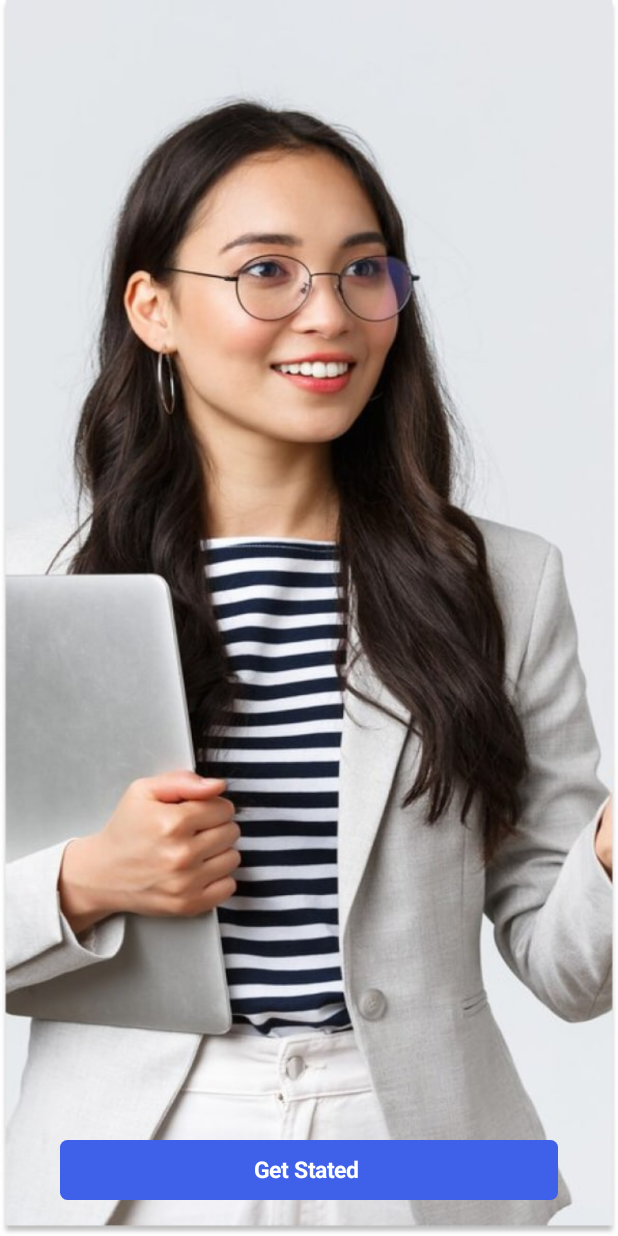
After one commit to theaoudom/PreWeHr, an Android app built with Jetpack Compose: the WelcomeScreen screen opened through its navigation route, on a phone screen of 412 x 824 dp. The commit adds this screen. Run offline under Robolectric (Android 15) with nearby library versions, the phone set to English and light mode, and no system bars.

Commit message:
splash screen 40 %

```diff
--- a/app/build.gradle.kts
+++ b/app/build.gradle.kts
@@ -92,6 +92,8 @@ dependencies {
     /* navigation */
     implementation("androidx.navigation:navigation-compose:$2.7.7")
 
+    // splash screen
+    implementation("androidx.core:core-splashscreen:1.0.1")
 }
 // Allow references to generated code
 kapt {
--- a/app/src/main/java/com/hrd/wehr_project/MainActivity.kt
+++ b/app/src/main/java/com/hrd/wehr_project/MainActivity.kt
@@ -8,6 +8,7 @@ import androidx.compose.runtime.mutableStateOf
 import androidx.compose.runtime.remember
 import androidx.navigation.compose.rememberNavController
 import com.hrd.wehr_project.ui.navigation.AppNavigation
+import com.hrd.wehr_project.ui.screen.welcome.WelcomeScreen
 import com.hrd.wehr_project.ui.theme.WeHr_ProjectTheme
 
 class MainActivity : ComponentActivity() {
--- a/app/src/main/java/com/hrd/wehr_project/consts/Screen.kt
+++ b/app/src/main/java/com/hrd/wehr_project/consts/Screen.kt
@@ -11,6 +11,7 @@ sealed class Screen(val route: String,val icon: Int? = null,val iconSelected: In
     data object SignUp : Screen("SignUp")
     data object ConfirmOTP : Screen("ConfirmOTP")
     data object Main : Screen("Main")
+    data object Welcome:Screen("WelcomeScreen")
 }
 val bottomNavItem = listOf(
     Screen.Summary,
--- a/app/src/main/java/com/hrd/wehr_project/ui/navigation/AppNavigation.kt
+++ b/app/src/main/java/com/hrd/wehr_project/ui/navigation/AppNavigation.kt
@@ -9,13 +9,16 @@ import com.hrd.wehr_project.ui.screen.auth.ConfirmOTPScreen
 import com.hrd.wehr_project.ui.screen.auth.LoginScreen
 import com.hrd.wehr_project.ui.screen.auth.SignUpScreen
 import com.hrd.wehr_project.ui.screen.main.MainScreen
+import com.hrd.wehr_project.ui.screen.welcome.WelcomeScreen
+
 @Composable
 fun AppNavigation(navController: NavHostController, isAuthenticated: Boolean) {
-    NavHost(navController = navController, startDestination = if (isAuthenticated) Screen.Main.route else Screen.Login.route) {
+    NavHost(navController = navController, startDestination = if (isAuthenticated) Screen.Main.route else Screen.Welcome.route) {
         // Authentication Screens
         composable(Screen.Login.route) { LoginScreen(navController) }
         composable(Screen.SignUp.route) { SignUpScreen(navController) }
         composable(Screen.ConfirmOTP.route) { ConfirmOTPScreen() }
+        composable(Screen.Welcome.route){ WelcomeScreen()}
 
         // Main Screens
         composable(Screen.Main.route) { MainScreen() }
--- a/app/src/main/java/com/hrd/wehr_project/ui/screen/main/MainScreen.kt
+++ b/app/src/main/java/com/hrd/wehr_project/ui/screen/main/MainScreen.kt
@@ -12,6 +12,7 @@ import androidx.navigation.compose.rememberNavController
 import com.hrd.wehr_project.ui.navigation.BottomNavigationBar
 import com.hrd.wehr_project.ui.navigation.NavigationHost
 import com.hrd.wehr_project.ui.navigation.TopBar
+import com.hrd.wehr_project.ui.screen.welcome.WelcomeScreen
 
 @SuppressLint("UnusedMaterial3ScaffoldPaddingParameter")
 @Composable
@@ -30,6 +31,7 @@ fun MainScreen(){
         Column (
             modifier = Modifier.padding(it)
         ){
+//            WelcomeScreen()
             NavigationHost(navController = navController)
         }
     }
--- /dev/null
+++ b/app/src/main/java/com/hrd/wehr_project/ui/screen/welcome/WelcomeScreen.kt
@@ -0,0 +1,48 @@
+package com.hrd.wehr_project.ui.screen.welcome
+
+import android.annotation.SuppressLint
+import androidx.compose.foundation.Image
+import androidx.compose.foundation.layout.Box
+import androidx.compose.foundation.layout.fillMaxSize
+import androidx.compose.foundation.layout.fillMaxWidth
+import androidx.compose.foundation.layout.padding
+import androidx.compose.foundation.shape.RoundedCornerShape
+import androidx.compose.material3.Button
+import androidx.compose.material3.ButtonDefaults
+import androidx.compose.material3.Text
+import androidx.compose.runtime.Composable
+import androidx.compose.ui.Alignment
+import androidx.compose.ui.Modifier
+import androidx.compose.ui.graphics.Color
+import androidx.compose.ui.layout.ContentScale
+import androidx.compose.ui.res.painterResource
+import androidx.compose.ui.text.font.FontWeight
+import androidx.compose.ui.unit.dp
+import androidx.compose.ui.unit.sp
+import com.hrd.wehr_project.R
+@SuppressLint("InvalidColorHexValue")
+@Composable
+fun WelcomeScreen() {
+    Box(modifier = Modifier) {
+        Image(
+            painter = painterResource(id = R.drawable.ceo),
+            contentDescription = "CEO Welcome Screen ",
+            contentScale = ContentScale.FillBounds,
+            modifier = Modifier.fillMaxSize()
+        )
+        Button(
+            onClick = { /*TODO*/ },
+            modifier = Modifier
+                .fillMaxWidth()
+                .align(alignment = Alignment.BottomCenter)
+                .padding(40.dp, 0.dp, 40.dp, 20.dp),
+            shape = RoundedCornerShape(5.dp),  // Set rounded corners here
+            colors = ButtonDefaults.buttonColors(
+                Color(0xFFF3F61E9)
+            )
+        ) {
+            Text(text = "Get Stated ", fontWeight = FontWeight.Bold, fontSize = 15.sp)
+        }
+    }
+
+}
```
Also changed, not shown: app/src/main/res/drawable/ceo.jpg (added), app/src/main/res/drawable/ceowelcome.png (added).
